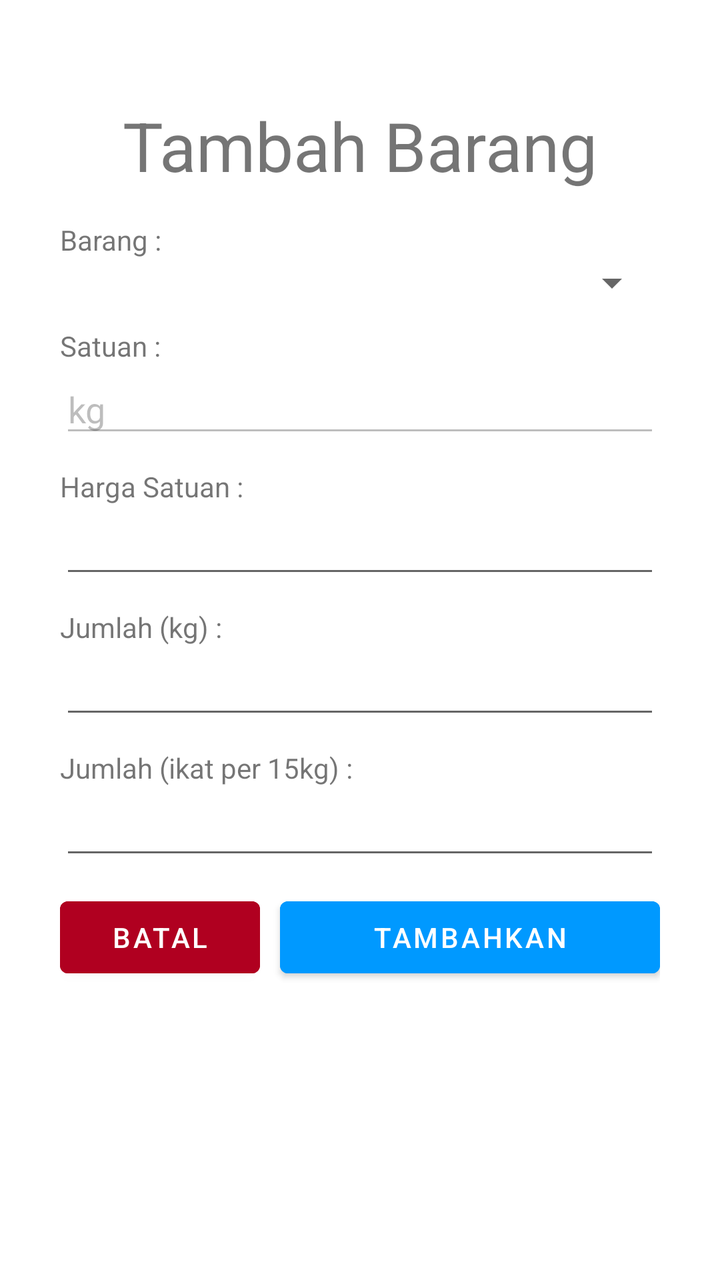
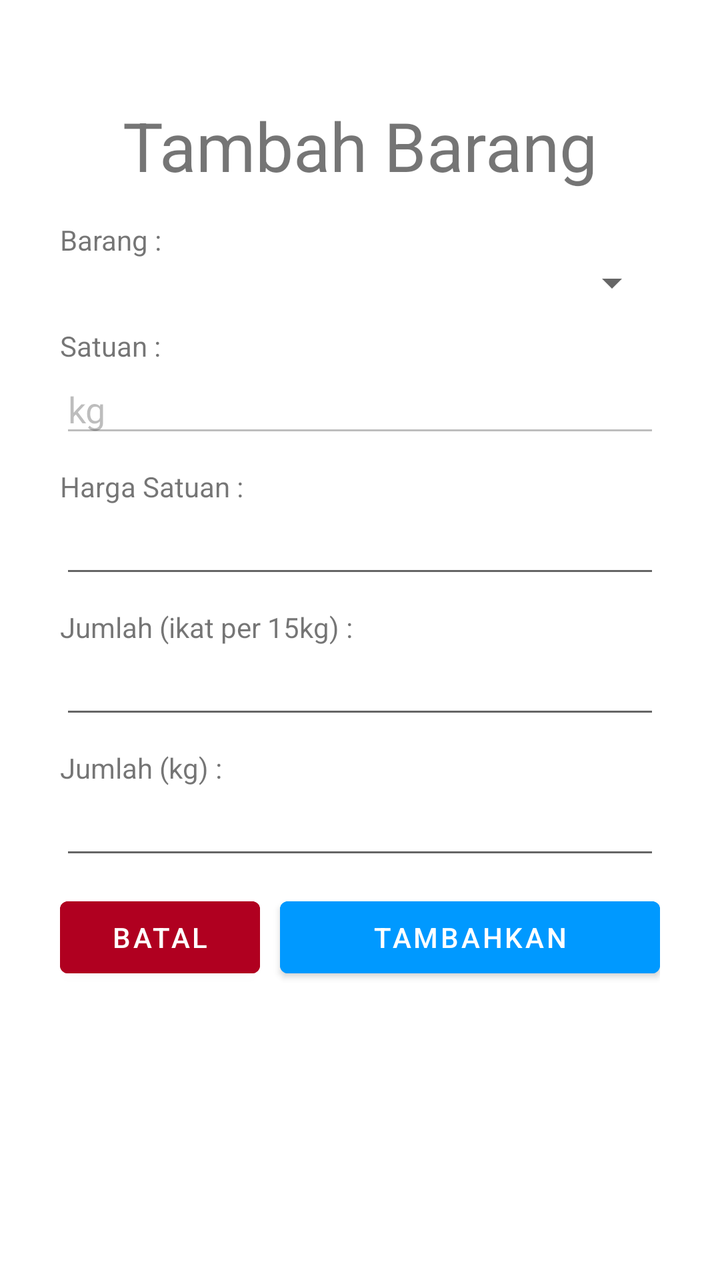

An Android layout rendered at two revisions. The XML below is the earlier revision; the diff shows what the commit changed to produce the second picture.
<!-- AndroidManifest.xml: application theme Theme.BintangTelurInventory -->
<!-- res/layout/fragment_add_rinci_penjualan.xml -->
<?xml version="1.0" encoding="utf-8"?>
<LinearLayout xmlns:android="http://schemas.android.com/apk/res/android"
    xmlns:tools="http://schemas.android.com/tools"
    android:layout_width="match_parent"
    android:layout_height="wrap_content"
    android:orientation="vertical"
    android:paddingStart="30dp"
    android:paddingTop="50dp"
    android:paddingEnd="30dp"
    android:paddingBottom="50dp"
    tools:context=".dialogfragment.AddRinciPenjualanDialogFragment">

    
    <TextView
        android:id="@+id/textView10"
        android:layout_width="match_parent"
        android:layout_height="wrap_content"
        android:layout_marginBottom="15dp"
        android:gravity="center"
        android:text="Tambah Barang"
        android:textSize="34sp" />

    <LinearLayout
        android:layout_width="match_parent"
        android:layout_height="match_parent"
        android:orientation="vertical">

        <TextView
            android:id="@+id/textView15"
            android:layout_width="match_parent"
            android:layout_height="wrap_content"
            android:text="Barang :" />

        <Spinner
            android:id="@+id/sp_barang"
            android:layout_width="match_parent"
            android:layout_height="wrap_content"
            android:layout_marginBottom="10dp" />


        <TextView
            android:id="@+id/textView13"
            android:layout_width="match_parent"
            android:layout_height="wrap_content"
            android:text="Satuan :" />

        <EditText
            android:id="@+id/et_satuan"
            android:layout_width="match_parent"
            android:layout_height="wrap_content"
            android:layout_marginBottom="10dp"
            android:ems="10"
            android:enabled="false"
            android:inputType="text"
            android:text="kg" />

        <TextView
            android:id="@+id/textView12"
            android:layout_width="match_parent"
            android:layout_height="wrap_content"
            android:text="Harga Satuan :" />

        <EditText
            android:id="@+id/et_hargasatuan"
            android:layout_width="match_parent"
            android:layout_height="wrap_content"
            android:layout_marginBottom="10dp"
            android:ems="10"
            android:inputType="number" />

        <TextView
            android:id="@+id/textView11"
            android:layout_width="match_parent"
            android:layout_height="wrap_content"
            android:text="Jumlah (kg) :" />

        <EditText
            android:id="@+id/et_jumlah"
            android:layout_width="match_parent"
            android:layout_height="wrap_content"
            android:layout_marginBottom="10dp"
            android:ems="10"
            android:inputType="number|numberDecimal" />

        <TextView
            android:id="@+id/textView14"
            android:layout_width="match_parent"
            android:layout_height="wrap_content"
            android:text="Jumlah (ikat per 15kg) :" />

        <EditText
            android:id="@+id/et_jumlah_ikat"
            android:layout_width="match_parent"
            android:layout_height="wrap_content"
            android:layout_marginBottom="10dp"
            android:ems="10"
            android:inputType="number|numberDecimal" />

        <LinearLayout
            android:layout_width="match_parent"
            android:layout_height="wrap_content"
            android:orientation="horizontal">

            <Button
                android:id="@+id/btn_exit"
                android:layout_width="wrap_content"
                android:layout_height="wrap_content"
                android:layout_marginEnd="5dp"
                android:layout_weight="1"
                android:backgroundTint="@color/design_default_color_error"
                android:textColor="@color/white"
                android:text="Batal" />

            <Button
                android:id="@+id/btn_done"
                android:layout_width="wrap_content"
                android:layout_height="wrap_content"
                android:layout_marginStart="5dp"
                android:layout_weight="5"
                android:backgroundTint="@color/blue"
                android:textColor="@color/white"
                android:text="tambahkan" />

        </LinearLayout>

    </LinearLayout>

</LinearLayout>
<!-- resources referenced by this layout -->
<resources>
  <color name="blue">#0099ff</color>
  <color name="white">#FFFFFFFF</color>
  <style name="Theme.BintangTelurInventory" parent="Theme.MaterialComponents.Light">
          
          <item name="colorPrimary">#0099ff</item>
          <item name="colorPrimaryVariant">@color/purple_700</item>
          <item name="colorOnPrimary">@color/white</item>
          
          <item name="colorSecondary">@color/teal_200</item>
          <item name="colorSecondaryVariant">@color/teal_700</item>
          <item name="colorOnSecondary">@color/white</item>
          
          <item name="android:statusBarColor">#0099ff</item>
          
      </style>
  <color name="purple_700">#FF3700B3</color>
  <color name="teal_200">#FF03DAC5</color>
  <color name="teal_700">#FF018786</color>
</resources>

<!-- the commit's change to res/layout/fragment_add_rinci_penjualan.xml (unified diff, before → after) -->
@@ -69,6 +69,21 @@
             android:inputType="number" />
 
         <TextView
+            android:id="@+id/textView14"
+            android:layout_width="match_parent"
+            android:layout_height="wrap_content"
+            android:text="Jumlah (ikat per 15kg) :" />
+
+        <EditText
+            android:id="@+id/et_jumlah_ikat"
+            android:layout_width="match_parent"
+            android:layout_height="wrap_content"
+            android:layout_marginBottom="10dp"
+            android:ems="10"
+            android:inputType="number|numberDecimal" />
+
+
+        <TextView
             android:id="@+id/textView11"
             android:layout_width="match_parent"
             android:layout_height="wrap_content"
@@ -82,19 +97,6 @@
             android:ems="10"
             android:inputType="number|numberDecimal" />
 
-        <TextView
-            android:id="@+id/textView14"
-            android:layout_width="match_parent"
-            android:layout_height="wrap_content"
-            android:text="Jumlah (ikat per 15kg) :" />
-
-        <EditText
-            android:id="@+id/et_jumlah_ikat"
-            android:layout_width="match_parent"
-            android:layout_height="wrap_content"
-            android:layout_marginBottom="10dp"
-            android:ems="10"
-            android:inputType="number|numberDecimal" />
 
         <LinearLayout
             android:layout_width="match_parent"
